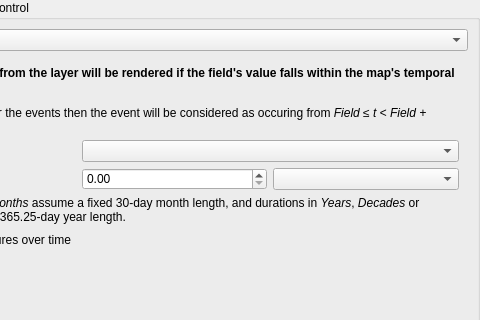
Old version of the form src/ui/qgsvectorlayertemporalpropertieswidgetbase.ui in the repository qgis/QGIS; both pictures show x 131 to 611 and y 0 to 320 of the 611 by 413 pixel window.
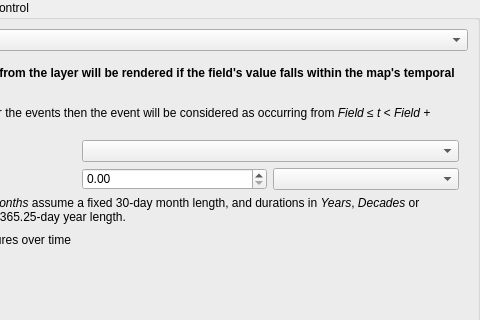
New version of the form. The open tabs and pages were chosen to show the change. Custom widgets are drawn as their Qt base class.

The edit to the form file:
```diff
--- a/src/ui/qgsvectorlayertemporalpropertieswidgetbase.ui
+++ b/src/ui/qgsvectorlayertemporalpropertieswidgetbase.ui
@@ -215,7 +215,7 @@
               <item row="0" column="0" colspan="3">
                <widget class="QLabel" name="label_28">
                 <property name="text">
-                 <string>&lt;html&gt;&lt;head/&gt;&lt;body&gt;&lt;p&gt;&lt;span style=&quot; font-weight:600;&quot;&gt;Individual features from the layer will be rendered if the field's value falls within the map's temporal range.&lt;/span&gt;&lt;/p&gt;&lt;p&gt;If a duration is set for the events then the event will be considered as occuring from &lt;span style=&quot; font-style:italic;&quot;&gt;Field ≤ t &amp;lt; Field + duration&lt;/span&gt;.&lt;/p&gt;&lt;/body&gt;&lt;/html&gt;</string>
+                 <string>&lt;html&gt;&lt;head/&gt;&lt;body&gt;&lt;p&gt;&lt;span style=&quot; font-weight:600;&quot;&gt;Individual features from the layer will be rendered if the field's value falls within the map's temporal range.&lt;/span&gt;&lt;/p&gt;&lt;p&gt;If a duration is set for the events then the event will be considered as occurring from &lt;span style=&quot; font-style:italic;&quot;&gt;Field ≤ t &amp;lt; Field + duration&lt;/span&gt;.&lt;/p&gt;&lt;/body&gt;&lt;/html&gt;</string>
                 </property>
                 <property name="wordWrap">
                  <bool>true</bool>
```
Left out of the diff: 6 changed lines with no effect on the pictures.
